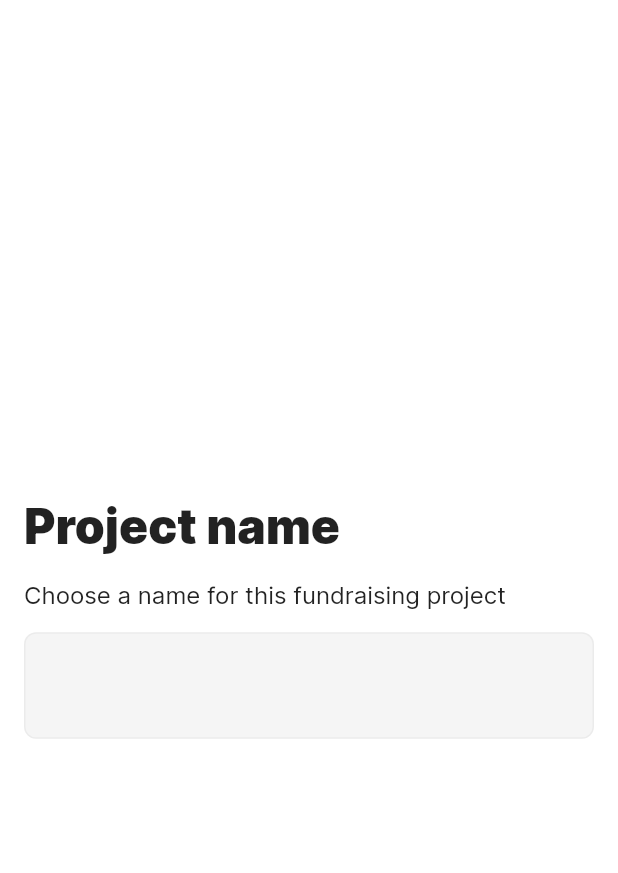
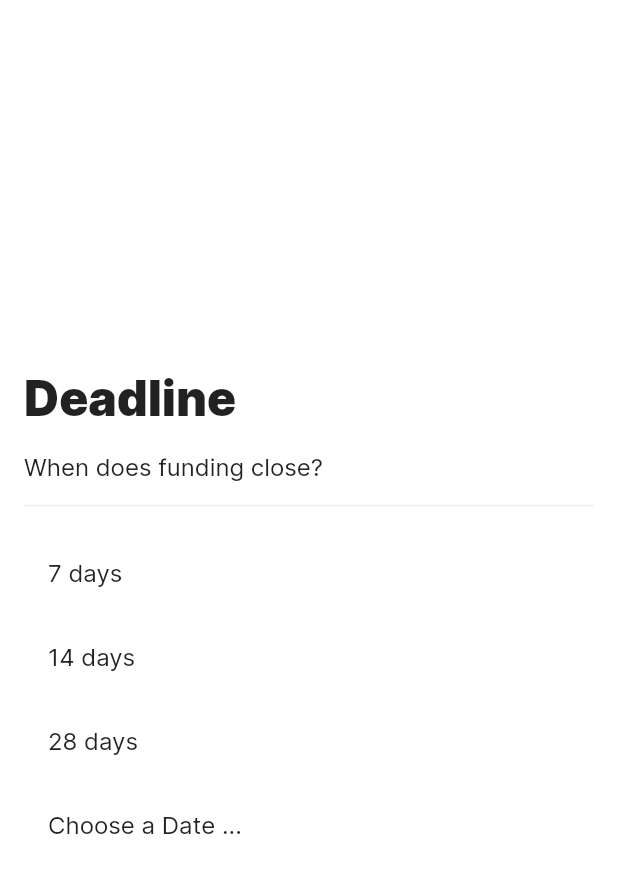
Before and after one commit to tribes-protocol/tribes_crowdfunding_interview_project, a Flutter app: the screen it shows after launch, on a phone screen of 412 x 824 dp. Shown: the top 873 px of the screen. Run offline on Flutter 3.47's test engine with Material 2 defaults, Android fonts, the phone set to English and light mode, and no system bars; our stand-ins replace currency_text_input_formatter, flutter_markdown, flutter_riverpod, flutter_svg, freezed_annotation, go_router and 2 more; generated files the repository leaves out were written again.

Commit message:
Deadline is completed

```diff
--- /dev/null
+++ b/lib/feature/fundrising/ui/page/deadline/deadline_contract.dart
@@ -0,0 +1,4 @@
+class DeadlineContract {
+  static const String path = '/deadline';
+  static const String name = 'deadline';
+}
--- /dev/null
+++ b/lib/feature/fundrising/ui/page/deadline/deadline_controller.dart
@@ -0,0 +1,12 @@
+import 'package:flutter_riverpod/flutter_riverpod.dart';
+import 'package:tribes_crowdfunding_interview_project/feature/fundrising/ui/page/deadline/deadline_state.dart';
+
+class DeadlineController extends StateNotifier<DeadlineState> {
+  DeadlineController() : super(const DeadlineState());
+
+  Future<void> init() async {}
+
+  void onDeadlineSected(int days) {
+    state = state.copyWith(deadline: days);
+  }
+}
--- /dev/null
+++ b/lib/feature/fundrising/ui/page/deadline/deadline_page.dart
@@ -0,0 +1,78 @@
+import 'dart:async';
+
+import 'package:flutter/material.dart';
+import 'package:flutter_riverpod/flutter_riverpod.dart';
+import 'package:tribes_crowdfunding_interview_project/core/localisation/localisation_extension.dart';
+import 'package:tribes_crowdfunding_interview_project/feature/fundrising/ui/page/deadline/provider/deadline_provider.dart';
+import 'package:tribes_crowdfunding_interview_project/theme/tribe_theme.dart';
+import 'package:tribes_crowdfunding_interview_project/uikit/tribe_check_list_tile.dart';
+import 'package:tribes_crowdfunding_interview_project/uikit/tribe_divider.dart';
+import 'package:tribes_crowdfunding_interview_project/uikit/tribe_space.dart';
+
+class DeadlinePage extends ConsumerStatefulWidget {
+  const DeadlinePage({super.key});
+
+  @override
+  ConsumerState<DeadlinePage> createState() => _DeadlinePageState();
+}
+
+class _DeadlinePageState extends ConsumerState<DeadlinePage> {
+  @override
+  void initState() {
+    WidgetsBinding.instance.addPostFrameCallback((_) {
+      unawaited(ref.read(deadlineControllerProvider.notifier).init());
+    });
+    super.initState();
+  }
+
+  @override
+  Widget build(BuildContext context) {
+    final controller = ref.watch(deadlineControllerProvider.notifier);
+    final state = ref.watch(deadlineControllerProvider);
+
+    return Scaffold(
+      body: SafeArea(
+        child: Center(
+          child: Padding(
+            padding: const EdgeInsets.symmetric(horizontal: 16),
+            child: Column(
+              mainAxisAlignment: MainAxisAlignment.center,
+              crossAxisAlignment: CrossAxisAlignment.start,
+              children: [
+                Text(
+                  context.localisation.deadlineTitle,
+                  style: context.textStyles.header4,
+                ),
+                TribeSpaceVertical.double(),
+                Text(
+                  context.localisation.deadlineSubtitle,
+                  style: context.textStyles.body,
+                ),
+                const TribeDivider(),
+                ListView(
+                  shrinkWrap: true,
+                  children: state.deadlines
+                      .map(
+                        (days) => TribeCheckListTile(
+                          title: context.localisation.days(days),
+                          checked: days == state.deadline,
+                          onChecked: (checked) {
+                            if (checked) {
+                              controller.onDeadlineSected(days);
+                            }
+                          },
+                        ),
+                      )
+                      .toList(),
+                ),
+                TribeCheckListTile(
+                  title: context.localisation.deadlineChooseDate,
+                ),
+              ],
+            ),
+          ),
+        ),
+      ),
+    );
+  }
+}
--- /dev/null
+++ b/lib/feature/fundrising/ui/page/deadline/deadline_state.dart
@@ -0,0 +1,12 @@
+
+import 'package:freezed_annotation/freezed_annotation.dart';
+
+part 'deadline_state.freezed.dart';
+
+@freezed
+class DeadlineState with _$DeadlineState {
+  const factory DeadlineState({
+    @Default([7, 14, 28]) List<int> deadlines,
+    int? deadline,
+  }) =_DeadlineState;
+}
--- /dev/null
+++ b/lib/feature/fundrising/ui/page/deadline/provider/deadline_provider.dart
@@ -0,0 +1,8 @@
+import 'package:flutter_riverpod/flutter_riverpod.dart';
+import 'package:tribes_crowdfunding_interview_project/feature/fundrising/ui/page/deadline/deadline_controller.dart';
+import 'package:tribes_crowdfunding_interview_project/feature/fundrising/ui/page/deadline/deadline_state.dart';
+
+final deadlineControllerProvider =
+    StateNotifierProvider.autoDispose<DeadlineController, DeadlineState>((ref) {
+  return DeadlineController();
+});
--- a/lib/router.dart
+++ b/lib/router.dart
@@ -1,5 +1,7 @@
 import 'package:flutter/material.dart';
 import 'package:go_router/go_router.dart';
+import 'package:tribes_crowdfunding_interview_project/feature/fundrising/ui/page/deadline/deadline_contract.dart';
+import 'package:tribes_crowdfunding_interview_project/feature/fundrising/ui/page/deadline/deadline_page.dart';
 import 'package:tribes_crowdfunding_interview_project/feature/fundrising/ui/page/goal/goal_contract.dart';
 import 'package:tribes_crowdfunding_interview_project/feature/fundrising/ui/page/goal/goal_page.dart';
 import 'package:tribes_crowdfunding_interview_project/feature/fundrising/ui/page/intro/intro_page.dart';
@@ -10,7 +12,7 @@ import 'package:tribes_crowdfunding_interview_project/feature/fundrising/ui/page
 import 'package:tribes_crowdfunding_interview_project/feature/fundrising/ui/page/token_list/token_list_page.dart';
 
 final router = GoRouter(
-  initialLocation: ProjectContract.path,
+  initialLocation: DeadlineContract.path,
   routes: <RouteBase>[
     GoRoute(
       path: '/',
@@ -39,5 +41,12 @@ final router = GoRouter(
         return const ProjectPage();
       },
     ),
+    GoRoute(
+      path: DeadlineContract.path,
+      name: DeadlineContract.name,
+      builder: (BuildContext context, GoRouterState state) {
+        return const DeadlinePage();
+      },
+    ),
   ],
 );
--- a/lib/uikit/tribe_check_list_tile.dart
+++ b/lib/uikit/tribe_check_list_tile.dart
@@ -8,19 +8,24 @@ class TribeCheckListTile extends StatelessWidget {
     super.key,
     required this.title,
     this.checked = false,
+    this.onChecked,
   });
 
   final String title;
   final bool checked;
+  final ValueSetter<bool>? onChecked;
 
   @override
   Widget build(BuildContext context) {
     return ListTile(
       title: Text(title, style: context.textStyles.body),
-      trailing: SvgPicture.asset(
+      trailing: checked ? SvgPicture.asset(
         Assets.icons.iconCheck,
         width: 24,
         height: 24,
+      ) : null,
+      onTap: () => onChecked?.call(
+        !checked,
       ),
     );
   }
--- a/lib/uikit/tribe_divider.dart
+++ b/lib/uikit/tribe_divider.dart
@@ -8,8 +8,8 @@ class TribeDivider extends StatelessWidget {
   @override
   Widget build(BuildContext context) {
     return Padding(
-      padding: const EdgeInsets.all(
-        Spacing.double,
+      padding: const EdgeInsets.symmetric(
+        vertical: Spacing.double,
       ),
       child: Container(
         width: double.infinity,
```
Also changed, not shown: lib/feature/fundrising/ui/page/deadline/deadline_state.freezed.dart (added).
